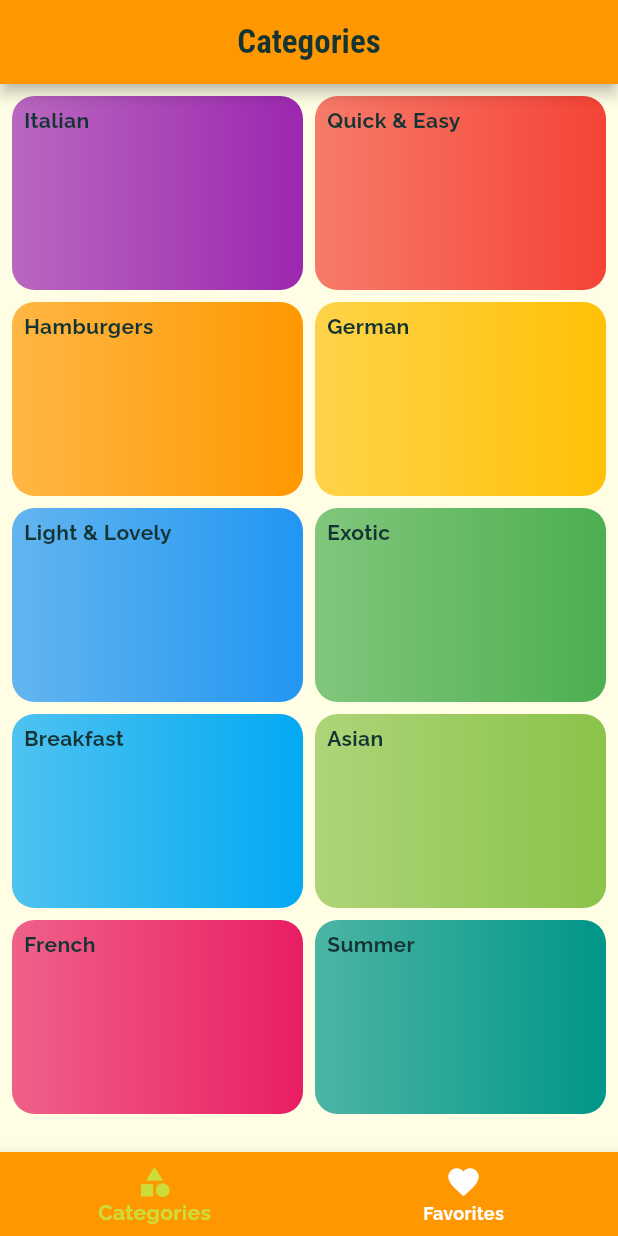
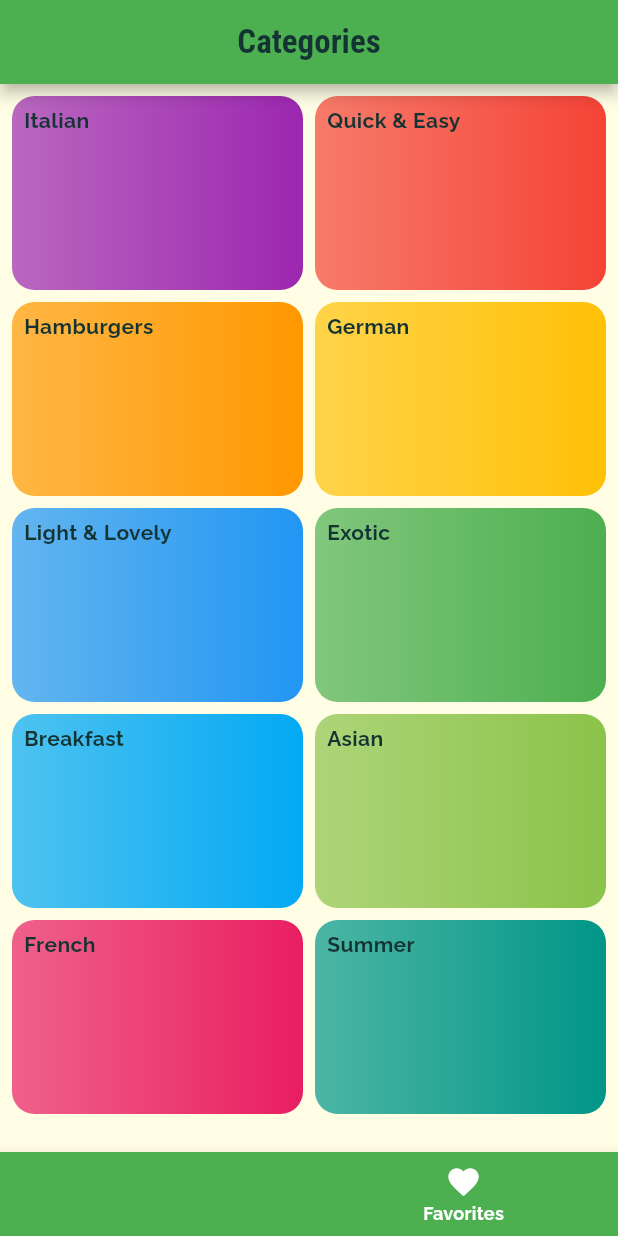
Before and after one commit to demilola/meals-app, a Flutter app: the screen it shows after launch, on a phone screen of 412 x 824 dp. Run offline on Flutter 3.47's test engine with Material 2 defaults, Android fonts, the phone set to English and light mode, and no system bars; our stand-ins replace google_fonts.

Commit message:
changed colorSwatch to geen

```diff
--- a/lib/main.dart
+++ b/lib/main.dart
@@ -16,8 +16,8 @@ class MyApp extends StatelessWidget {
       debugShowCheckedModeBanner: false,
       title: 'DeliMeals',
       theme: ThemeData(
-        primarySwatch: Colors.orange,
-        accentColor: Colors.lime,
+        primarySwatch: Colors.green,
+        // accentColor: Colors.lime,
         canvasColor: Color.fromRGBO(255, 254, 229, 1),
         textTheme: GoogleFonts.ralewayTextTheme().copyWith(
           bodyText1: GoogleFonts.raleway(
```
